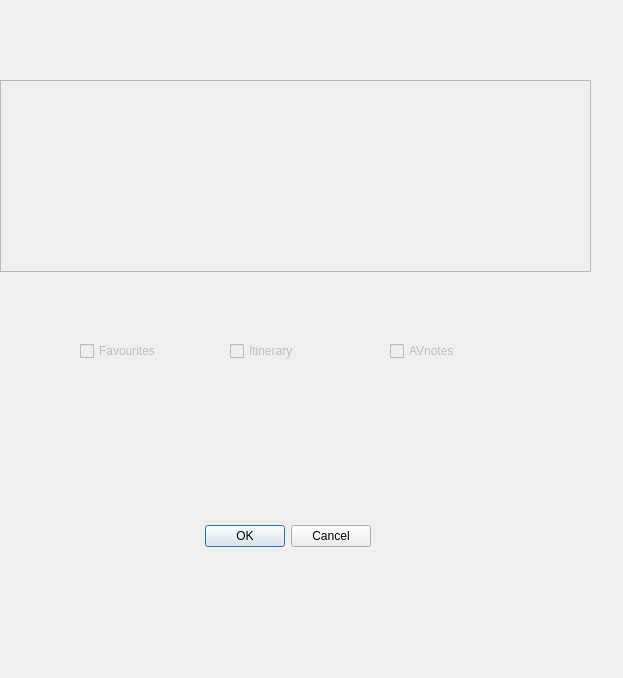
This is OsmAnd_bridge_import_dialog.ui in sylsta/OsmAnd_bridge as Qt 5 draws it before an edit. The edited form follows.
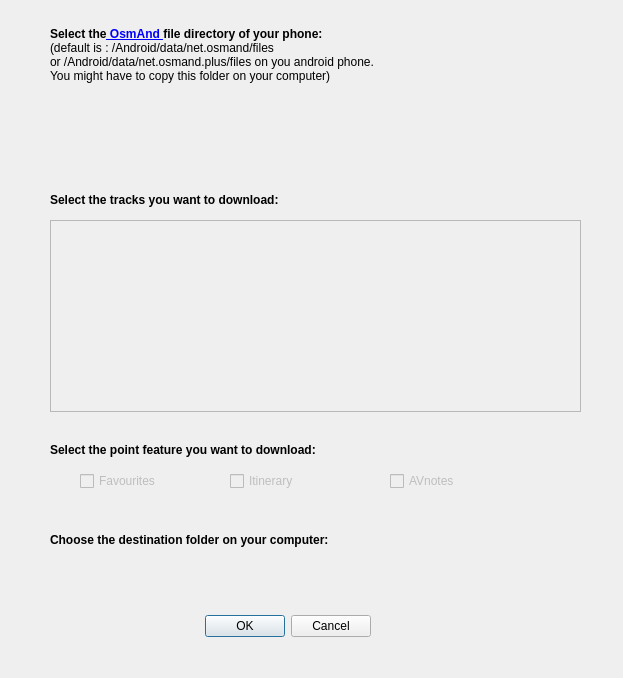
This is the edited form. Icons and pictures are not drawn. Custom widgets are drawn as their Qt base class.

```diff
--- a/OsmAnd_bridge_import_dialog.ui
+++ b/OsmAnd_bridge_import_dialog.ui
@@ -23,7 +23,7 @@
    <property name="geometry">
     <rect>
      <x>30</x>
-     <y>520</y>
+     <y>610</y>
      <width>341</width>
      <height>32</height>
     </rect>
@@ -44,9 +44,9 @@
    </property>
    <property name="geometry">
     <rect>
-     <x>0</x>
-     <y>80</y>
-     <width>591</width>
+     <x>50</x>
+     <y>220</y>
+     <width>531</width>
      <height>192</height>
     </rect>
    </property>
@@ -64,7 +64,7 @@
    <property name="geometry">
     <rect>
      <x>50</x>
-     <y>20</y>
+     <y>120</y>
      <width>531</width>
      <height>34</height>
     </rect>
@@ -86,7 +86,7 @@
    <property name="geometry">
     <rect>
      <x>50</x>
-     <y>470</y>
+     <y>560</y>
      <width>531</width>
      <height>34</height>
     </rect>
@@ -108,7 +108,7 @@
    <property name="geometry">
     <rect>
      <x>80</x>
-     <y>340</y>
+     <y>470</y>
      <width>88</width>
      <height>22</height>
     </rect>
@@ -130,7 +130,7 @@
    <property name="geometry">
     <rect>
      <x>230</x>
-     <y>340</y>
+     <y>470</y>
      <width>88</width>
      <height>22</height>
     </rect>
@@ -149,7 +149,7 @@
    <property name="geometry">
     <rect>
      <x>390</x>
-     <y>340</y>
+     <y>470</y>
      <width>88</width>
      <height>22</height>
     </rect>
@@ -161,6 +161,74 @@
     <string>AVnotes</string>
    </property>
   </widget>
+  <widget class="QLabel" name="label">
+   <property name="geometry">
+    <rect>
+     <x>50</x>
+     <y>10</y>
+     <width>411</width>
+     <height>91</height>
+    </rect>
+   </property>
+   <property name="text">
+    <string>&lt;html&gt;&lt;head/&gt;&lt;body&gt;&lt;p&gt;&lt;span style=&quot; font-weight:600;&quot;&gt;Select the&lt;a href='https://osmand.net/'&gt; OsmAnd &lt;/a&gt;file directory of your phone:&lt;br/&gt;&lt;/span&gt;(default is : /Android/data/net.osmand/files&lt;br/&gt;or /Android/data/net.osmand.plus/files on you android phone.&lt;br/&gt;You might have to copy this folder on your computer)&lt;/p&gt;&lt;/body&gt;&lt;/html&gt;</string>
+   </property>
+  </widget>
+  <widget class="QLabel" name="label_2">
+   <property name="geometry">
+    <rect>
+     <x>50</x>
+     <y>190</y>
+     <width>411</width>
+     <height>20</height>
+    </rect>
+   </property>
+   <property name="text">
+    <string>&lt;html&gt;&lt;head/&gt;&lt;body&gt;&lt;p&gt;&lt;span style=&quot; font-weight:600;&quot;&gt;Select the tracks you want to download:&lt;/span&gt;&lt;/p&gt;&lt;/body&gt;&lt;/html&gt;</string>
+   </property>
+  </widget>
+  <widget class="QLabel" name="label_3">
+   <property name="geometry">
+    <rect>
+     <x>50</x>
+     <y>440</y>
+     <width>411</width>
+     <height>20</height>
+    </rect>
+   </property>
+   <property name="text">
+    <string>&lt;html&gt;&lt;head/&gt;&lt;body&gt;&lt;p&gt;&lt;span style=&quot; font-weight:600;&quot;&gt;Select the point feature you want to download:&lt;/span&gt;&lt;/p&gt;&lt;/body&gt;&lt;/html&gt;</string>
+   </property>
+  </widget>
+  <widget class="QLabel" name="label_4">
+   <property name="geometry">
+    <rect>
+     <x>50</x>
+     <y>530</y>
+     <width>411</width>
+     <height>20</height>
+    </rect>
+   </property>
+   <property name="text">
+    <string>&lt;html&gt;&lt;head/&gt;&lt;body&gt;&lt;p&gt;&lt;span style=&quot; font-weight:600;&quot;&gt;Choose the destination folder on your computer:&lt;/span&gt;&lt;/p&gt;&lt;/body&gt;&lt;/html&gt;</string>
+   </property>
+  </widget>
+  <widget class="QLabel" name="label_6">
+   <property name="geometry">
+    <rect>
+     <x>530</x>
+     <y>10</y>
+     <width>91</width>
+     <height>81</height>
+    </rect>
+   </property>
+   <property name="text">
+    <string>&lt;html&gt;&lt;head/&gt;&lt;body&gt;&lt;p&gt;&lt;img src=&quot;./OsmAnd_logo.png&quot; width=&quot;75&quot; height=&quot;78&quot;/&gt;&lt;/p&gt;&lt;/body&gt;&lt;/html&gt;</string>
+   </property>
+   <property name="scaledContents">
+    <bool>true</bool>
+   </property>
+  </widget>
  </widget>
  <customwidgets>
   <customwidget>
```
Left out of the diff: 4 changed lines with no effect on the pictures.
